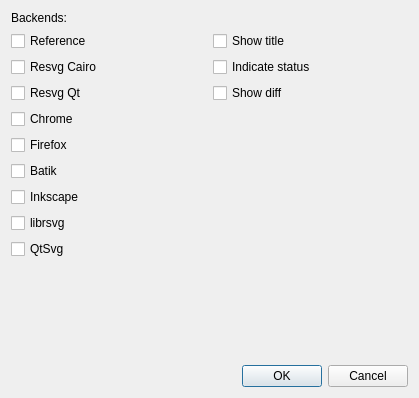
Qt form tools/vdiff/src/exportdialog.ui (RazrFalcon/resvg-test-suite) before a commit.
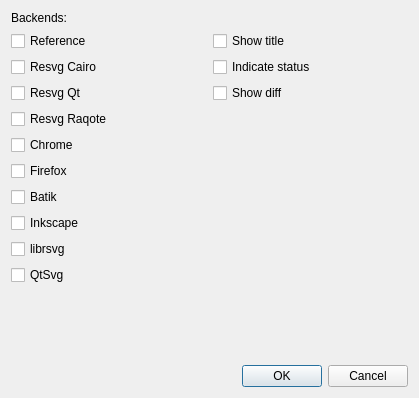
The same form after that commit.

Commit message: (vdiff) Added Raqote backend.

Diff of the .ui file:
```diff
--- a/tools/vdiff/src/exportdialog.ui
+++ b/tools/vdiff/src/exportdialog.ui
@@ -46,6 +46,13 @@
          </property>
         </widget>
        </item>
+       <item>
+        <widget class="QCheckBox" name="chBoxBResvgRaqote">
+         <property name="text">
+          <string>Resvg Raqote</string>
+         </property>
+        </widget>
+       </item>
        <item>
         <widget class="QCheckBox" name="chBoxBChrome">
          <property name="text">
```
The commit also changes 10 other files.
